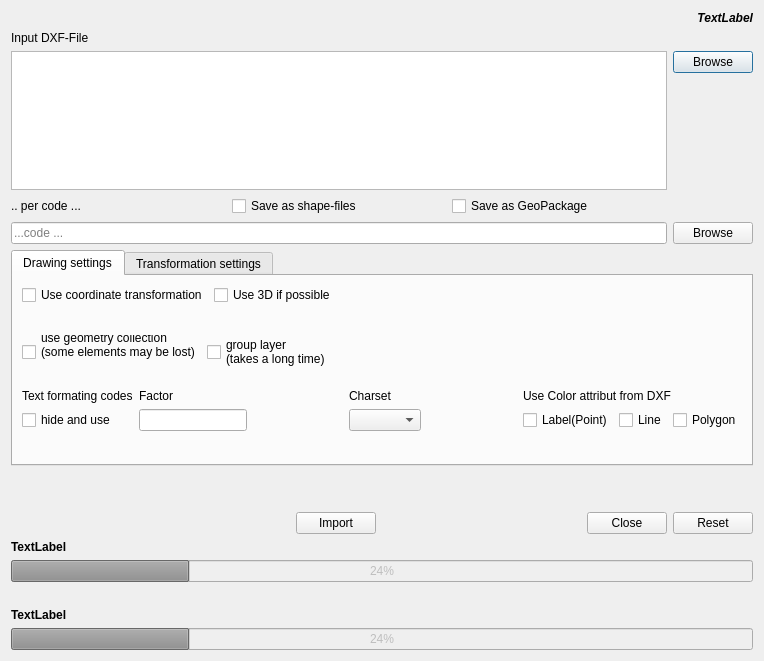
Old version of the form uiADXF2Shape.ui in the repository EZUSoft/AnotherDXF2Shape.
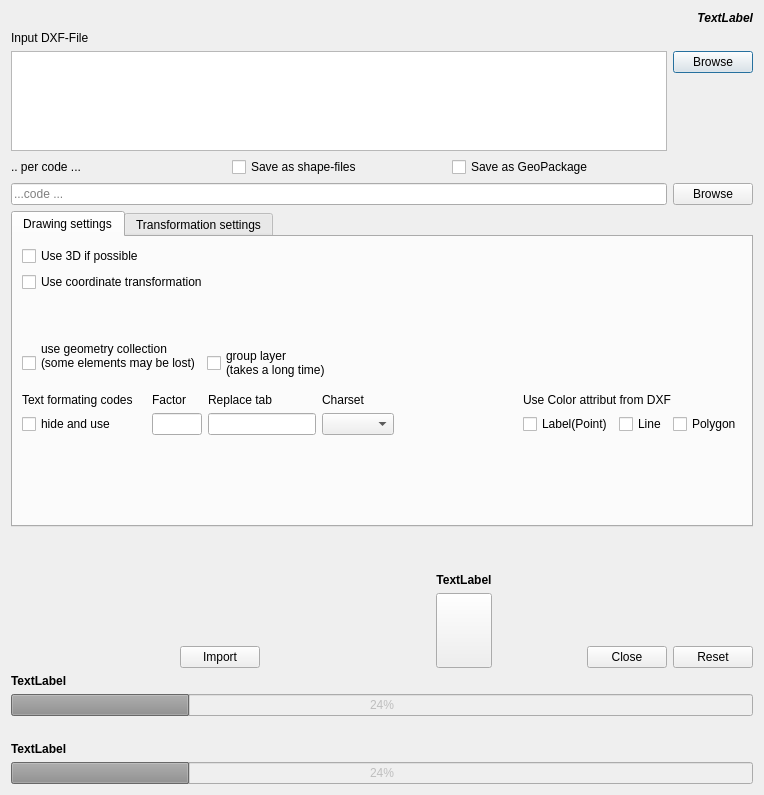
New version of the form. Icons and pictures are not drawn.

The edit to the form file:
```diff
--- a/uiADXF2Shape.ui
+++ b/uiADXF2Shape.ui
@@ -7,7 +7,7 @@
     <x>0</x>
     <y>0</y>
     <width>764</width>
-    <height>661</height>
+    <height>795</height>
    </rect>
   </property>
   <property name="sizePolicy">
@@ -44,6 +44,12 @@
        <property name="enabled">
         <bool>true</bool>
        </property>
+       <property name="sizePolicy">
+        <sizepolicy hsizetype="Expanding" vsizetype="Expanding">
+         <horstretch>0</horstretch>
+         <verstretch>0</verstretch>
+        </sizepolicy>
+       </property>
        <property name="horizontalScrollBarPolicy">
         <enum>Qt::ScrollBarAlwaysOff</enum>
        </property>
@@ -143,7 +149,7 @@
    <item>
     <widget class="QTabWidget" name="tabSetting">
      <property name="sizePolicy">
-      <sizepolicy hsizetype="Expanding" vsizetype="Expanding">
+      <sizepolicy hsizetype="Expanding" vsizetype="Minimum">
        <horstretch>0</horstretch>
        <verstretch>0</verstretch>
       </sizepolicy>
@@ -161,22 +167,22 @@
       <attribute name="title">
        <string>Drawing settings</string>
       </attribute>
-      <layout class="QFormLayout" name="formLayout">
-       <item row="0" column="0">
-        <widget class="QCheckBox" name="chkTransform">
-         <property name="text">
-          <string>Use coordinate transformation</string>
-         </property>
-        </widget>
-       </item>
-       <item row="0" column="1">
+      <layout class="QVBoxLayout" name="verticalLayout_6">
+       <item>
         <widget class="QCheckBox" name="chk3D">
          <property name="text">
           <string>Use 3D if possible</string>
          </property>
         </widget>
        </item>
-       <item row="1" column="0" colspan="2">
+       <item>
+        <widget class="QCheckBox" name="chkTransform">
+         <property name="text">
+          <string>Use coordinate transformation</string>
+         </property>
+        </widget>
+       </item>
+       <item>
         <spacer name="verticalSpacer_3">
          <property name="orientation">
           <enum>Qt::Vertical</enum>
@@ -189,7 +195,7 @@
          </property>
         </spacer>
        </item>
-       <item row="2" column="0" colspan="2">
+       <item>
         <layout class="QGridLayout" name="gridLayout_3" rowstretch="0,0">
          <item row="1" column="2">
           <layout class="QVBoxLayout" name="verticalLayout_5">
@@ -245,25 +251,12 @@
          </item>
         </layout>
        </item>
-       <item row="3" column="0" colspan="2">
+       <item>
         <layout class="QGridLayout" name="gridLayout_6">
-         <item row="1" column="2">
-          <spacer name="horizontalSpacer_4">
-           <property name="orientation">
-            <enum>Qt::Horizontal</enum>
-           </property>
-           <property name="sizeHint" stdset="0">
-            <size>
-             <width>40</width>
-             <height>20</height>
-            </size>
-           </property>
-          </spacer>
-         </item>
          <item row="0" column="0">
           <widget class="QLabel" name="lbFormat">
            <property name="sizePolicy">
-            <sizepolicy hsizetype="Preferred" vsizetype="Preferred">
+            <sizepolicy hsizetype="Expanding" vsizetype="Preferred">
              <horstretch>0</horstretch>
              <verstretch>0</verstretch>
             </sizepolicy>
@@ -278,27 +271,17 @@
          </item>
          <item row="1" column="0">
           <widget class="QCheckBox" name="chkUseTextFormat">
+           <property name="sizePolicy">
+            <sizepolicy hsizetype="Expanding" vsizetype="Preferred">
+             <horstretch>0</horstretch>
+             <verstretch>0</verstretch>
+            </sizepolicy>
+           </property>
            <property name="text">
             <string>hide and use </string>
            </property>
           </widget>
          </item>
-         <item row="0" column="2">
-          <spacer name="verticalSpacer">
-           <property name="orientation">
-            <enum>Qt::Vertical</enum>
-           </property>
-           <property name="sizeType">
-            <enum>QSizePolicy::Ignored</enum>
-           </property>
-           <property name="sizeHint" stdset="0">
-            <size>
-             <width>1</width>
-             <height>21</height>
-            </size>
-           </property>
-          </spacer>
-         </item>
          <item row="0" column="6" colspan="3">
           <widget class="QLabel" name="lbColor">
            <property name="sizePolicy">
@@ -325,13 +308,6 @@
            </property>
           </spacer>
          </item>
-         <item row="1" column="6">
-          <widget class="QCheckBox" name="chkUseColor4Point">
-           <property name="text">
-            <string>Label(Point)</string>
-           </property>
-          </widget>
-         </item>
          <item row="0" column="3">
           <widget class="QLabel" name="lblCharSet">
            <property name="text">
@@ -342,13 +318,6 @@
            </property>
           </widget>
          </item>
-         <item row="1" column="7">
-          <widget class="QCheckBox" name="chkUseColor4Line">
-           <property name="text">
-            <string>Line</string>
-           </property>
-          </widget>
-         </item>
          <item row="1" column="8">
           <widget class="QCheckBox" name="chkUseColor4Poly">
            <property name="text">
@@ -359,29 +328,78 @@
          <item row="1" column="1">
           <widget class="QLineEdit" name="txtFaktor">
            <property name="sizePolicy">
-            <sizepolicy hsizetype="Fixed" vsizetype="Fixed">
+            <sizepolicy hsizetype="Minimum" vsizetype="Fixed">
              <horstretch>0</horstretch>
              <verstretch>0</verstretch>
             </sizepolicy>
+           </property>
+           <property name="maximumSize">
+            <size>
+             <width>50</width>
+             <height>16777215</height>
+            </size>
+           </property>
+          </widget>
+         </item>
+         <item row="1" column="7">
+          <widget class="QCheckBox" name="chkUseColor4Line">
+           <property name="text">
+            <string>Line</string>
+           </property>
+          </widget>
+         </item>
+         <item row="1" column="6">
+          <widget class="QCheckBox" name="chkUseColor4Point">
+           <property name="text">
+            <string>Label(Point)</string>
            </property>
           </widget>
          </item>
          <item row="0" column="1">
           <widget class="QLabel" name="lbFaktor">
            <property name="sizePolicy">
-            <sizepolicy hsizetype="Preferred" vsizetype="Preferred">
+            <sizepolicy hsizetype="Minimum" vsizetype="Fixed">
              <horstretch>0</horstretch>
              <verstretch>0</verstretch>
             </sizepolicy>
            </property>
+           <property name="maximumSize">
+            <size>
+             <width>50</width>
+             <height>16777215</height>
+            </size>
+           </property>
            <property name="text">
             <string>Factor</string>
            </property>
           </widget>
          </item>
+         <item row="0" column="2">
+          <widget class="QLabel" name="lblErsatz4Tab">
+           <property name="sizePolicy">
+            <sizepolicy hsizetype="Minimum" vsizetype="Fixed">
+             <horstretch>0</horstretch>
+             <verstretch>0</verstretch>
+            </sizepolicy>
+           </property>
+           <property name="text">
+            <string>Replace tab</string>
+           </property>
+          </widget>
+         </item>
+         <item row="1" column="2">
+          <widget class="QLineEdit" name="txtErsatz4Tab">
+           <property name="sizePolicy">
+            <sizepolicy hsizetype="Minimum" vsizetype="Fixed">
+             <horstretch>0</horstretch>
+             <verstretch>0</verstretch>
+            </sizepolicy>
+           </property>
+          </widget>
+         </item>
         </layout>
        </item>
-       <item row="4" column="0" colspan="2">
+       <item>
         <spacer name="verticalSpacer_4">
          <property name="orientation">
           <enum>Qt::Vertical</enum>
@@ -394,11 +412,25 @@
          </property>
         </spacer>
        </item>
+       <item>
+        <spacer name="verticalSpacer">
+         <property name="orientation">
+          <enum>Qt::Vertical</enum>
+         </property>
+         <property name="sizeHint" stdset="0">
+          <size>
+           <width>20</width>
+           <height>40</height>
+          </size>
+         </property>
+        </spacer>
+       </item>
       </layout>
       <zorder>chkTransform</zorder>
       <zorder>verticalSpacer_3</zorder>
       <zorder>verticalSpacer_4</zorder>
       <zorder>chk3D</zorder>
+      <zorder>verticalSpacer</zorder>
      </widget>
      <widget class="QWidget" name="tabTransform">
       <attribute name="title">
@@ -615,14 +647,7 @@
    </item>
    <item>
     <layout class="QGridLayout" name="gridLayout_8">
-     <item row="1" column="1">
-      <widget class="QPushButton" name="btnStart">
-       <property name="text">
-        <string>Import</string>
-       </property>
-      </widget>
-     </item>
-     <item row="1" column="2" alignment="Qt::AlignBottom">
+     <item row="3" column="4" alignment="Qt::AlignBottom">
       <widget class="QDialogButtonBox" name="button_box">
        <property name="orientation">
         <enum>Qt::Horizontal</enum>
@@ -632,7 +657,14 @@
        </property>
       </widget>
      </item>
-     <item row="1" column="0">
+     <item row="3" column="1">
+      <widget class="QPushButton" name="btnStart">
+       <property name="text">
+        <string>Import</string>
+       </property>
+      </widget>
+     </item>
+     <item row="3" column="0">
       <spacer name="horizontalSpacer_5">
        <property name="orientation">
         <enum>Qt::Horizontal</enum>
@@ -645,14 +677,56 @@
        </property>
       </spacer>
      </item>
-     <item row="1" column="3">
+     <item row="3" column="5">
       <widget class="QPushButton" name="btnReset">
        <property name="text">
         <string>Reset</string>
        </property>
       </widget>
      </item>
-     <item row="0" column="2">
+     <item row="2" column="3" rowspan="2">
+      <widget class="QPushButton" name="btnDonate">
+       <property name="minimumSize">
+        <size>
+         <width>0</width>
+         <height>75</height>
+        </size>
+       </property>
+       <property name="toolTip">
+        <string>Donation for our passion project</string>
+       </property>
+       <property name="statusTip">
+        <string>Donation for our passion project</string>
+       </property>
+       <property name="text">
+        <string/>
+       </property>
+       <property name="icon">
+        <iconset>
+         <normaloff>donate.png</normaloff>donate.png</iconset>
+       </property>
+       <property name="iconSize">
+        <size>
+         <width>70</width>
+         <height>70</height>
+        </size>
+       </property>
+      </widget>
+     </item>
+     <item row="3" column="2">
+      <spacer name="horizontalSpacer_9">
+       <property name="orientation">
+        <enum>Qt::Horizontal</enum>
+       </property>
+       <property name="sizeHint" stdset="0">
+        <size>
+         <width>40</width>
+         <height>20</height>
+        </size>
+       </property>
+      </spacer>
+     </item>
+     <item row="2" column="4">
       <spacer name="horizontalSpacer_6">
        <property name="orientation">
         <enum>Qt::Horizontal</enum>
@@ -665,6 +739,22 @@
        </property>
       </spacer>
      </item>
+     <item row="1" column="3">
+      <widget class="QLabel" name="lbDonate">
+       <property name="font">
+        <font>
+         <weight>75</weight>
+         <bold>true</bold>
+        </font>
+       </property>
+       <property name="text">
+        <string>TextLabel</string>
+       </property>
+       <property name="alignment">
+        <set>Qt::AlignCenter</set>
+       </property>
+      </widget>
+     </item>
     </layout>
    </item>
    <item>
```
